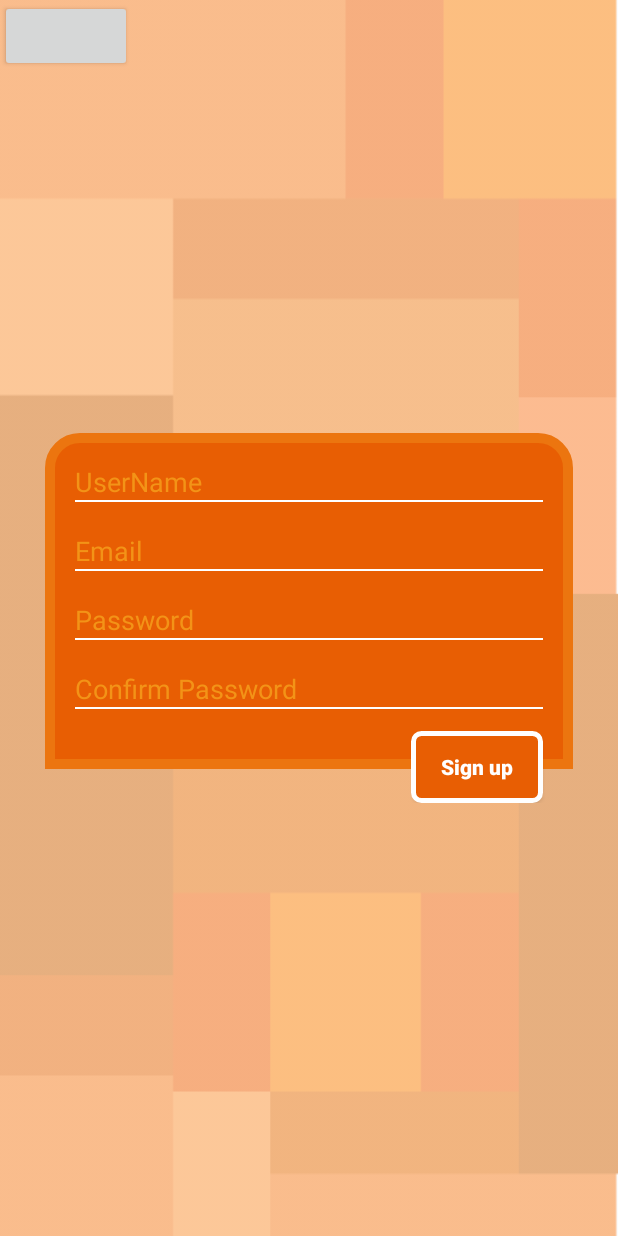
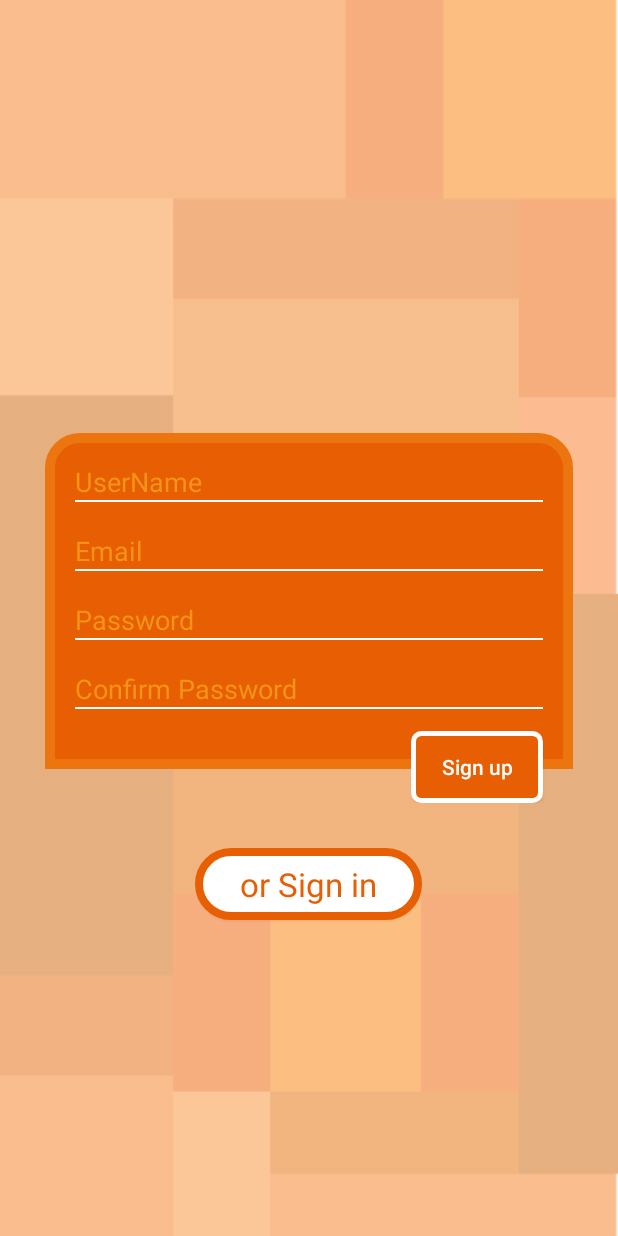
Before and after one commit to konyekokim/PrivateMemo, an Android app: the PrivateRegisterActivity screen opened directly, with no data from a screen before it, on a phone screen of 412 x 824 dp. Run offline under Robolectric (Android 15) with nearby library versions, the phone set to English and light mode, and no system bars; our stand-ins replace Firebase (no records; nobody signed in at launch, a user with empty details on screens opened directly); 4 statements that could not run were skipped.

Commit message:
finish touching private register

```diff
--- /dev/null
+++ b/app/src/main/res/drawable/bottom_button.xml
@@ -0,0 +1,19 @@
+<?xml version="1.0" encoding="utf-8"?>
+<shape xmlns:android="http://schemas.android.com/apk/res/android"
+    android:shape = "rectangle">
+
+    <gradient android:endColor="@color/secondaryColor"
+        android:startColor="@color/secondaryColor"
+        android:angle="135"/>
+
+    <corners
+        android:bottomLeftRadius="30dp"
+        android:bottomRightRadius="30dp"
+        android:topLeftRadius="30dp"
+        android:topRightRadius="30dp"/>
+
+    <stroke
+        android:width="7.5px"
+        android:color="@color/colorThemeDarker"/>
+
+</shape>
--- a/app/src/main/res/layout/content_private_register.xml
+++ b/app/src/main/res/layout/content_private_register.xml
@@ -12,7 +12,8 @@
     <RelativeLayout
         android:layout_width="match_parent"
         android:layout_height="wrap_content"
-        android:layout_centerVertical="true">
+        android:layout_centerVertical="true"
+        android:id="@+id/sign_up_relative_layout">
 
         <LinearLayout
             android:layout_width="match_parent"
@@ -104,7 +105,6 @@
             android:paddingStart="20dp"
             android:paddingEnd="20dp"
             android:text="@string/sign_up_text"
-            android:textStyle="bold"
             android:textAllCaps="false"
             android:background="@drawable/bottom_right_button"
             android:id="@+id/create_acct_button"
@@ -117,6 +117,16 @@
 
     <Button
         android:layout_width="wrap_content"
-        android:layout_height="wrap_content"/>
+        android:layout_height="wrap_content"
+        android:layout_below="@+id/sign_up_relative_layout"
+        android:text="@string/or_sign_in_text"
+        android:textAllCaps="false"
+        android:textAppearance="?android:attr/textAppearanceLarge"
+        android:paddingStart="30dp"
+        android:paddingEnd="30dp"
+        android:layout_marginTop="30dp"
+        android:layout_centerHorizontal="true"
+        android:textColor="@color/colorThemeDarker"
+        android:background="@drawable/bottom_button"/>
 
 </RelativeLayout>
--- a/app/src/main/res/values/strings.xml
+++ b/app/src/main/res/values/strings.xml
@@ -11,4 +11,5 @@
     <string name="user_password">Password</string>
     <string name="user_confirm_password">Confirm Password</string>
     <string name="sign_up_text">Sign up</string>
+    <string name="or_sign_in_text">or Sign in</string>
 </resources>
--- a/build.gradle
+++ b/build.gradle
@@ -1,7 +1,7 @@
 // Top-level build file where you can add configuration options common to all sub-projects/modules.
 
 buildscript {
-    ext.kotlin_version = '1.2.21'
+    ext.kotlin_version = '1.2.30'
 
     repositories {
         google()
```
